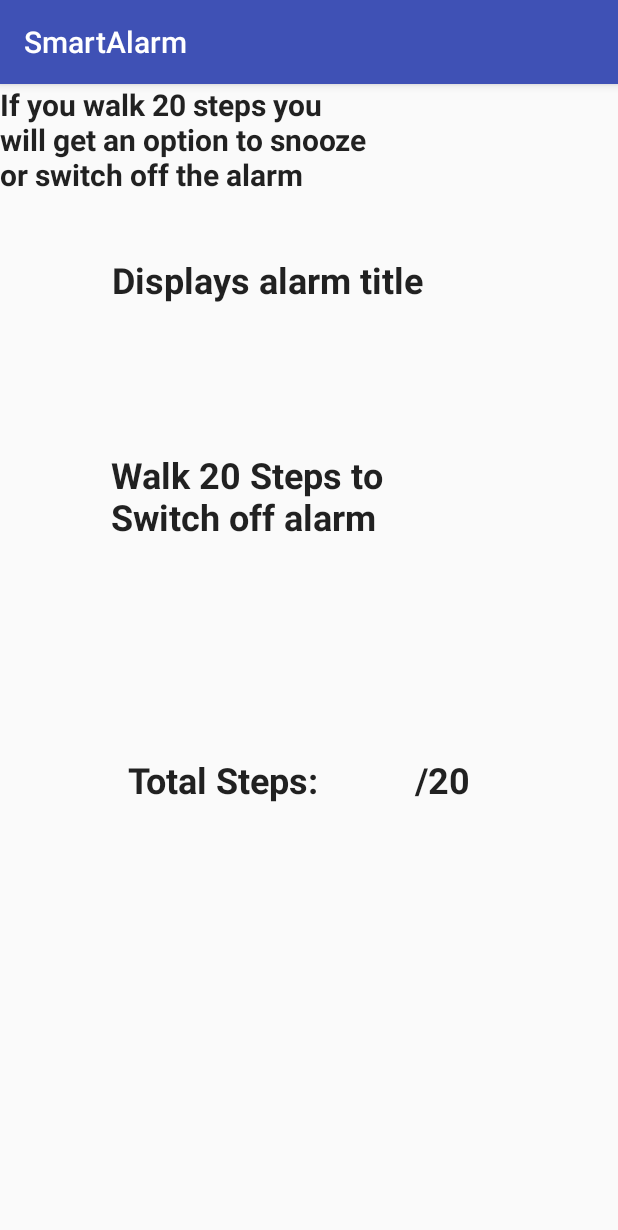
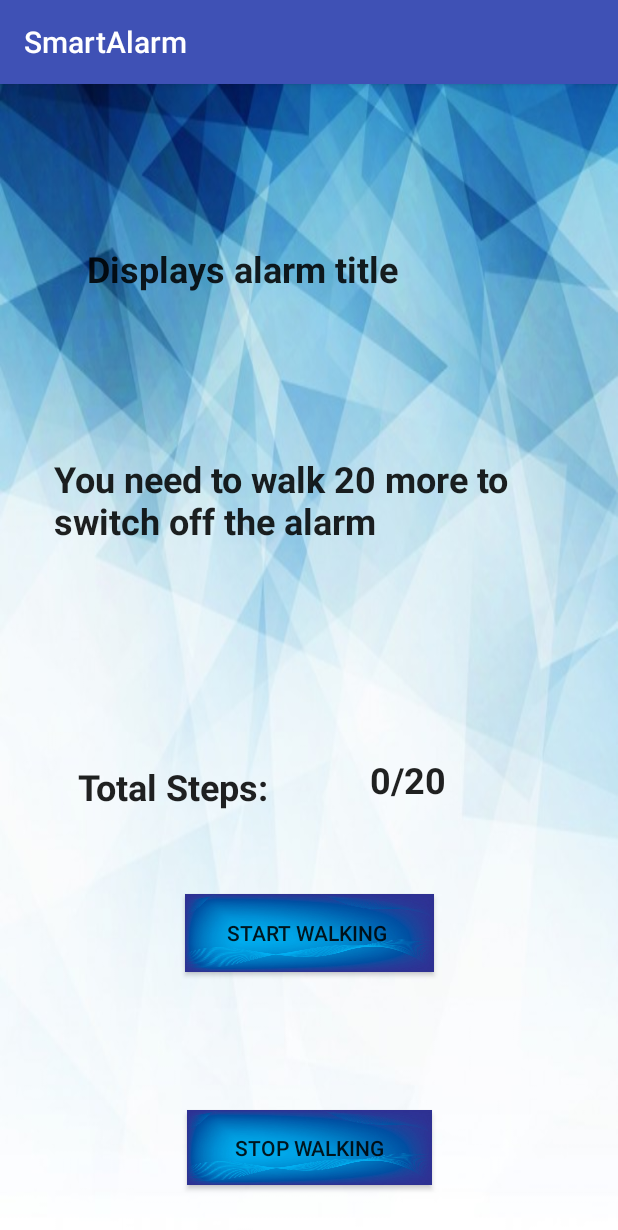
Before and after one commit to DevineniSirisha/SmartAlarm, an Android app: the AlertActivity screen opened directly, with no data from a screen before it, on a phone screen of 412 x 824 dp. Shown: the top 1230 px of the screen. Run offline under Robolectric (Android 15) with nearby library versions, the phone set to English and light mode, and no system bars; 2 statements that could not run were skipped.

Commit message:
Step Counter method created

```diff
--- a/app/src/main/java/com/example/s531505/smartalarm/AlertActivity.java
+++ b/app/src/main/java/com/example/s531505/smartalarm/AlertActivity.java
@@ -1,15 +1,98 @@
 package com.example.s531505.smartalarm;
 
+import android.content.Intent;
+import android.hardware.Sensor;
+import android.hardware.SensorEvent;
+import android.hardware.SensorEventListener;
+import android.hardware.SensorManager;
 import android.support.v7.app.AppCompatActivity;
 import android.os.Bundle;
+import android.view.View;
+import android.widget.Button;
+import android.widget.TextView;
 
-public class AlertActivity extends AppCompatActivity {
+public class AlertActivity extends AppCompatActivity  implements SensorEventListener, StepCounter{
+    private TextView textView;
+    private StepDetector stepDetector;
+    private SensorManager sensorManager;
+    private Sensor accelarator;
+    private static final String steps = "Number of Steps: ";
+    private int stepCount;
 
+    TextView tvSteps;
+    Button btnStart;
+    Button btnStop;
     @Override
     protected void onCreate(Bundle savedInstanceState) {
         super.onCreate(savedInstanceState);
         setContentView(R.layout.activity_alert);
+        sensorManager = (SensorManager) getSystemService(SENSOR_SERVICE);
+        accelarator = sensorManager.getDefaultSensor(Sensor.TYPE_ACCELEROMETER);
+        stepDetector = new StepDetector();
+        stepDetector.registerListener(this);
+
+        tvSteps = (TextView) findViewById(R.id.textViewalert4);
+        btnStart = (Button) findViewById(R.id.btn_start);
+        btnStop = (Button) findViewById(R.id.btn_stop);
+
+
+
+        btnStart.setOnClickListener(new View.OnClickListener() {
+
+            @Override
+            public void onClick(View arg0) {
+
+                stepCount = 0;
+                sensorManager.registerListener(AlertActivity.this, accelarator, SensorManager.SENSOR_DELAY_FASTEST);
+
+            }
+        });
+
+
+        btnStop.setOnClickListener(new View.OnClickListener() {
+
+            @Override
+            public void onClick(View arg0) {
+
+                sensorManager.unregisterListener(AlertActivity.this);
+
+            }
+        });
+
+if(stepCount==20){
+    Intent intent=new Intent(this,StartActivity.class);
+    startActivity(intent);
+}
+else if(stepCount>20){
+    Intent intent=new Intent(this,StartActivity.class);
+    startActivity(intent);
+}
+else{
+    TextView tv4=findViewById(R.id.textViewalert4);
+    tv4.setText(stepCount+"/20" );
+    TextView tv=findViewById(R.id.textview_Alert2);
+    tv.setText("You need to walk "+(20-stepCount)+" more to switch off the alarm" );
+}
+
     }
 
 
+    @Override
+    public void onAccuracyChanged(Sensor sensor, int accuracy) {
+    }
+
+    @Override
+    public void onSensorChanged(SensorEvent event) {
+        if (event.sensor.getType() == Sensor.TYPE_ACCELEROMETER) {
+            stepDetector.updateAccel(
+                    event.timestamp, event.values[0], event.values[1], event.values[2]);
+        }
+    }
+
+    @Override
+    public void step(long timeNs) {
+        stepCount++;
+        tvSteps.setText(stepCount);
+    }
+
 }
--- a/app/src/main/res/layout/activity_alert.xml
+++ b/app/src/main/res/layout/activity_alert.xml
@@ -4,35 +4,36 @@
     xmlns:tools="http://schemas.android.com/tools"
     android:layout_width="match_parent"
     android:layout_height="match_parent"
+    android:background="@drawable/bg"
     tools:context=".AlertActivity">
 
     <TextView
         android:id="@+id/textView_Alert"
-        android:layout_width="241dp"
-        android:layout_height="68dp"
-        android:layout_marginBottom="8dp"
-        android:layout_marginEnd="8dp"
+        android:layout_width="245dp"
+        android:layout_height="46dp"
         android:layout_marginStart="8dp"
         android:layout_marginTop="8dp"
+        android:layout_marginEnd="8dp"
+        android:layout_marginBottom="8dp"
         android:text="Displays alarm title"
         android:textAppearance="@style/TextAppearance.AppCompat"
         android:textSize="24sp"
         android:textStyle="bold"
         app:layout_constraintBottom_toBottomOf="parent"
         app:layout_constraintEnd_toEndOf="parent"
-        app:layout_constraintHorizontal_bias="0.433"
+        app:layout_constraintHorizontal_bias="0.333"
         app:layout_constraintStart_toStartOf="parent"
         app:layout_constraintTop_toTopOf="parent"
-        app:layout_constraintVertical_bias="0.155" />
+        app:layout_constraintVertical_bias="0.14" />
 
     <TextView
-        android:id="@+id/Textview_Alert2"
-        android:layout_width="230dp"
-        android:layout_height="74dp"
-        android:layout_marginBottom="8dp"
-        android:layout_marginEnd="8dp"
+        android:id="@+id/textview_Alert2"
+        android:layout_width="326dp"
+        android:layout_height="66dp"
         android:layout_marginStart="8dp"
         android:layout_marginTop="8dp"
+        android:layout_marginEnd="8dp"
+        android:layout_marginBottom="8dp"
         android:text="Walk 20 Steps to Switch off alarm"
         android:textAppearance="@style/TextAppearance.AppCompat"
         android:textSize="24sp"
@@ -46,19 +47,19 @@
 
     <TextView
         android:id="@+id/textViewalert3"
-        android:layout_width="139dp"
-        android:layout_height="54dp"
-        android:layout_marginBottom="8dp"
-        android:layout_marginEnd="8dp"
+        android:layout_width="150dp"
+        android:layout_height="46dp"
         android:layout_marginStart="8dp"
         android:layout_marginTop="8dp"
+        android:layout_marginEnd="8dp"
+        android:layout_marginBottom="8dp"
         android:text="Total Steps:"
         android:textAppearance="@style/TextAppearance.AppCompat"
         android:textSize="24sp"
         android:textStyle="bold"
         app:layout_constraintBottom_toBottomOf="parent"
         app:layout_constraintEnd_toEndOf="parent"
-        app:layout_constraintHorizontal_bias="0.301"
+        app:layout_constraintHorizontal_bias="0.179"
         app:layout_constraintStart_toStartOf="parent"
         app:layout_constraintTop_toTopOf="parent"
         app:layout_constraintVertical_bias="0.629" />
@@ -67,11 +68,11 @@
         android:id="@+id/textViewalert4"
         android:layout_width="105dp"
         android:layout_height="54dp"
-        android:layout_marginBottom="8dp"
-        android:layout_marginEnd="8dp"
         android:layout_marginStart="8dp"
         android:layout_marginTop="8dp"
-        android:text="     /20"
+        android:layout_marginEnd="8dp"
+        android:layout_marginBottom="8dp"
+        android:text="     "
         android:textAppearance="@style/TextAppearance.AppCompat"
         android:textSize="24sp"
         android:textStyle="bold"
@@ -82,14 +83,33 @@
         app:layout_constraintTop_toTopOf="parent"
         app:layout_constraintVertical_bias="0.629" />
 
-    <TextView
-        android:id="@+id/textView5"
-        android:layout_width="245dp"
-        android:layout_height="98dp"
-        android:text="If you walk 20 steps you will get an option to snooze or switch off the alarm"
-        android:textAppearance="@style/TextAppearance.AppCompat"
-        android:textSize="20sp"
-        android:textStyle="bold"
-        tools:layout_editor_absoluteX="49dp"
-        tools:layout_editor_absoluteY="419dp" />
+
+    <Button
+        android:id="@+id/btn_start"
+        android:layout_width="166dp"
+        android:layout_height="52dp"
+        android:layout_marginTop="42dp"
+        android:layout_marginBottom="20dp"
+        android:background="@drawable/btns"
+        android:text="Start walking "
+        app:layout_constraintBottom_toTopOf="@+id/btn_stop"
+        app:layout_constraintEnd_toEndOf="parent"
+        app:layout_constraintHorizontal_bias="0.502"
+        app:layout_constraintStart_toStartOf="parent"
+        app:layout_constraintTop_toBottomOf="@+id/textViewalert3"
+        app:layout_constraintVertical_chainStyle="spread_inside" />
+
+    <Button
+        android:id="@+id/btn_stop"
+        android:layout_width="163dp"
+        android:layout_height="50dp"
+        android:layout_marginTop="20dp"
+        android:layout_marginBottom="34dp"
+        android:background="@drawable/btns"
+        android:text="Stop Walking"
+        app:layout_constraintBottom_toBottomOf="parent"
+        app:layout_constraintEnd_toEndOf="parent"
+        app:layout_constraintStart_toStartOf="parent"
+        app:layout_constraintTop_toBottomOf="@+id/btn_start" />
+
 </android.support.constraint.ConstraintLayout>
```
Also changed, not shown: app/src/main/java/com/example/s531505/smartalarm/StartActivity.java (+9 -2 lines).
